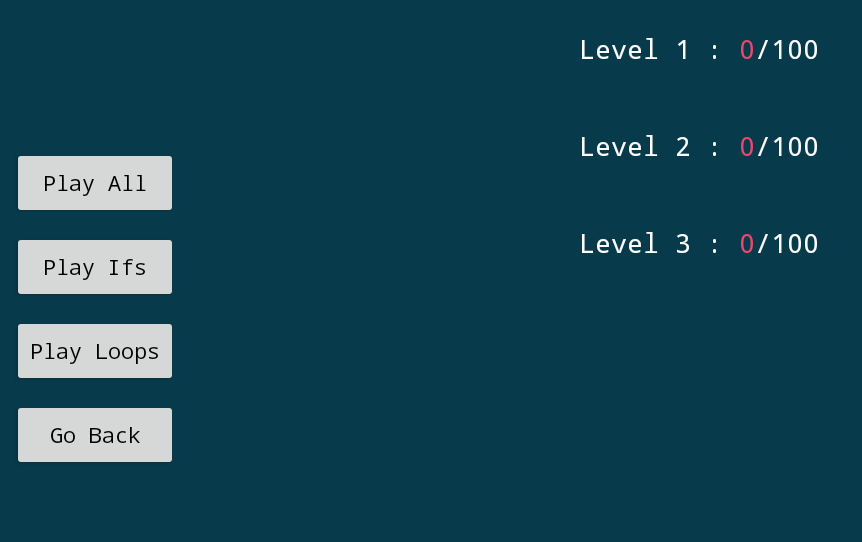
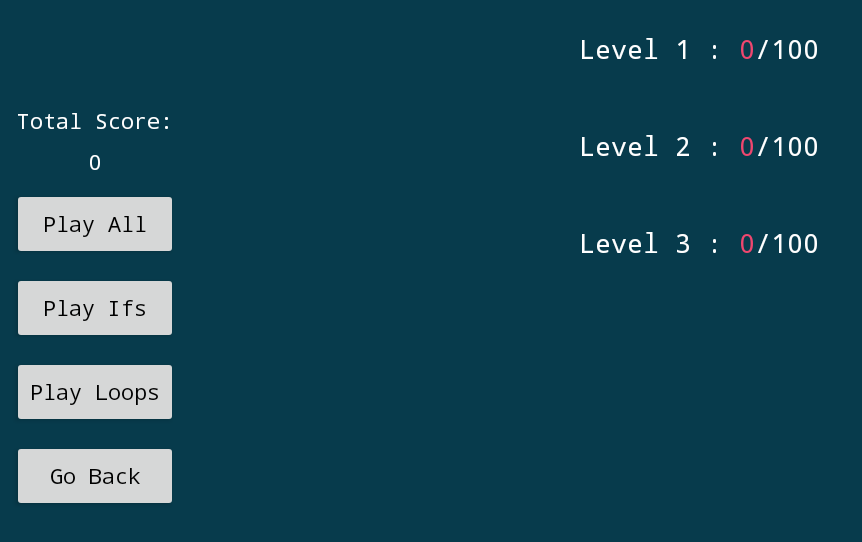
Before and after one commit to UP776193/FinalYearProject, an Android app: the LevelSelect screen opened directly, with no data from a screen before it, on a phone screen of 824 x 412 dp (held sideways). Shown: the top 542 px of the screen, without its empty margins (0-862 px from the left). Run offline under Robolectric (Android 15) with nearby library versions, the phone set to English and light mode, and no system bars.

Commit message:
Final Changes before final hand in

```diff
--- a/ProjectApplication/app/src/main/java/com/example/FinalYearProject/LevelSelect.java
+++ b/ProjectApplication/app/src/main/java/com/example/FinalYearProject/LevelSelect.java
@@ -28,6 +28,9 @@ public class LevelSelect extends AppCompatActivity {
         super.onCreate(savedInstanceState);
         setContentView(R.layout.activity_level_select);
         populateLevels();
+        TextView tvScore = findViewById(R.id.tvScore);
+        int t = totalScore();
+        tvScore.setText(String.valueOf(t));
     }
 
     public void populateLevels() {
@@ -141,4 +144,12 @@ public class LevelSelect extends AppCompatActivity {
         }
     }
 
+    private int totalScore() {
+        int t = 0;
+        for(Integer score: scores) {
+            t += score;
+        }
+        return t;
+    }
+
 }
--- a/ProjectApplication/app/src/main/res/layout/activity_level_select.xml
+++ b/ProjectApplication/app/src/main/res/layout/activity_level_select.xml
@@ -16,6 +16,37 @@
         app:layout_constraintStart_toStartOf="parent"
         app:layout_constraintTop_toTopOf="parent">
 
+        <TextView
+            android:id="@+id/lblScore"
+            android:layout_width="0dp"
+            android:layout_height="wrap_content"
+            android:layout_marginStart="8dp"
+            android:layout_marginLeft="8dp"
+            android:layout_marginBottom="8dp"
+            android:gravity="center_horizontal|center_vertical"
+            android:text="Total Score:"
+            android:textAppearance="@style/problemText"
+            app:layout_constraintBottom_toTopOf="@id/tvScore"
+            app:layout_constraintEnd_toEndOf="parent"
+            app:layout_constraintStart_toStartOf="parent"
+            app:layout_constraintTop_toTopOf="parent" />
+
+        <TextView
+            android:id="@+id/tvScore"
+            android:layout_width="0dp"
+            android:layout_height="wrap_content"
+            android:layout_marginStart="8dp"
+            android:layout_marginLeft="8dp"
+            android:layout_marginBottom="8dp"
+            android:gravity="center_horizontal|center_vertical"
+            android:text="0"
+            android:textAppearance="@style/problemText"
+            app:layout_constraintBottom_toTopOf="@+id/btnPlayAll"
+            app:layout_constraintEnd_toEndOf="parent"
+            app:layout_constraintHorizontal_bias="1.0"
+            app:layout_constraintStart_toStartOf="parent"
+            app:layout_constraintTop_toBottomOf="@id/lblScore" />
+
         <Button
             android:id="@+id/btnPlayAll"
             android:layout_width="0dp"
@@ -28,8 +59,10 @@
             android:textAppearance="@style/buttonText"
             app:layout_constraintBottom_toTopOf="@+id/btnIfs"
             app:layout_constraintEnd_toEndOf="@id/clButtonLayout"
+            app:layout_constraintHorizontal_bias="1.0"
             app:layout_constraintStart_toStartOf="@id/clButtonLayout"
-            app:layout_constraintTop_toTopOf="@id/clButtonLayout" />
+            app:layout_constraintTop_toBottomOf="@+id/tvScore"
+            app:layout_constraintVertical_bias="0.0" />
 
         <Button
             android:id="@+id/btnIfs"
```
